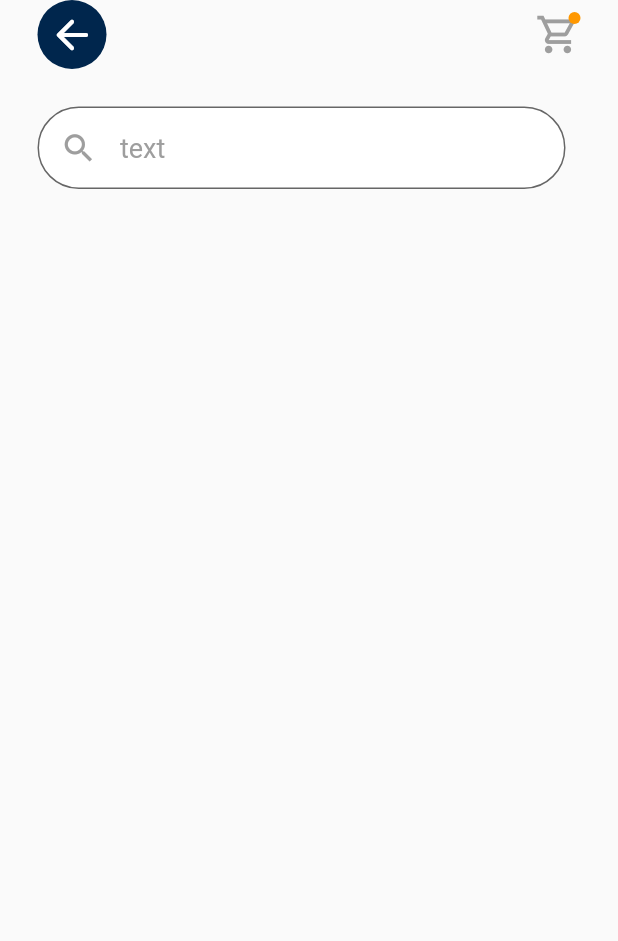
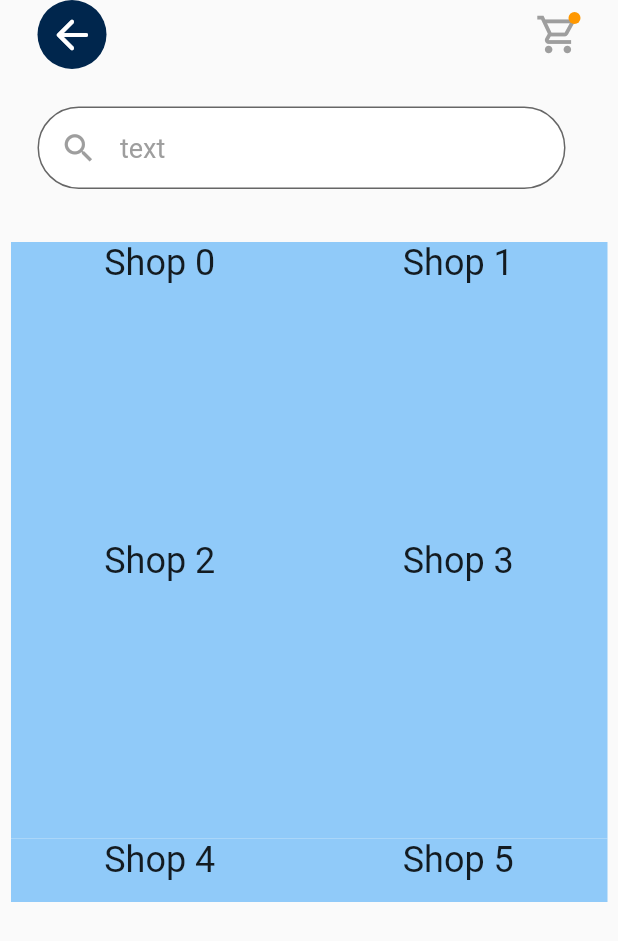
Before and after one commit to OshadaSamarasinghe/ar_furniture_app, a Flutter app: the appbarhome screen opened directly, after a tap on "Search", on a phone screen of 412 x 824 dp. Shown: the top 941 px of the screen. Run offline on Flutter 3.47's test engine with Material 2 defaults, Android fonts, the light colour scheme and no system bars; our stand-ins replace animated_text_kit, curved_navigation_bar.

Commit message:
Connecting pages p1

```diff
--- a/ar_e_commerce_app/lib/appbarhome.dart
+++ b/ar_e_commerce_app/lib/appbarhome.dart
@@ -2,7 +2,8 @@
 
 
 
-import 'package:ar_e_commerce_app/search.dart';
+// ignore: unused_import
+import 'package:ar_e_commerce_app/home.dart';
 import 'package:ar_e_commerce_app/theappbar.dart';
 import 'package:curved_navigation_bar/curved_navigation_bar.dart';
 import 'package:flutter/material.dart';
@@ -32,7 +33,7 @@ class appbarhome extends StatelessWidget {
           Column(
             crossAxisAlignment: CrossAxisAlignment.start,
             children: [
-              TheAppBar(), SearchBox()
+              TheAppBar(),Homepage()
             ],
           ),
         ],
--- a/ar_e_commerce_app/lib/home.dart
+++ b/ar_e_commerce_app/lib/home.dart
@@ -1,5 +1,6 @@
 // ignore_for_file: use_key_in_widget_constructors, prefer_const_literals_to_create_immutables, unused_import
 
+import 'package:ar_e_commerce_app/search.dart';
 import 'package:flutter/material.dart';
 import 'package:ar_e_commerce_app/widget/best_offer.dart';
 import 'package:ar_e_commerce_app/widget/categories.dart';
@@ -11,12 +12,19 @@ class Homepage extends StatelessWidget {
   Widget build(BuildContext context) {
     // ignore: avoid_unnecessary_containers
     // ignore: prefer_const_constructors
-    return Scaffold(
-      backgroundColor: Theme.of(context).backgroundColor,
-      body: SingleChildScrollView(
+    return Container(
+      margin: EdgeInsets.all(5),
+      padding: EdgeInsets.symmetric(
+        horizontal: 2,
+        vertical: 5,
+      ),
+      height: 450,
+      color: Theme.of(context).backgroundColor,
+      child: SingleChildScrollView(
         child: Column(
           crossAxisAlignment: CrossAxisAlignment.start,
           children: [
+            SearchBox(),
             WelcomeText(),
             Categories(),
             Recommendedcolor(),
--- a/ar_e_commerce_app/lib/main.dart
+++ b/ar_e_commerce_app/lib/main.dart
@@ -1,5 +1,9 @@
 // ignore_for_file: use_key_in_widget_constructors
 
+// ignore: unused_import
+import 'package:ar_e_commerce_app/home.dart';
+// ignore: unused_import
+import 'package:ar_e_commerce_app/paintshop.dart';
 import 'package:flutter/material.dart';
 // ignore: unused_import
 import 'appbarhome.dart';
@@ -26,7 +30,7 @@ class MyApp extends StatelessWidget {
           ElevatedButton(
             onPressed: () {
               Navigator.of(context)
-                  .push(MaterialPageRoute(builder: (context) => Welcomepage()));
+                  .push(MaterialPageRoute(builder: (context) => Welcomepage()));//Welcomepage()
             },
             child: Text('Click'),
           ),
--- a/ar_e_commerce_app/lib/menuItemcard.dart
+++ b/ar_e_commerce_app/lib/menuItemcard.dart
@@ -1,6 +1,7 @@
 // ignore_for_file: use_key_in_widget_constructors, avoid_unnecessary_containers, file_names, prefer_const_constructors, prefer_const_constructors_in_immutables
 
 import 'package:flutter/material.dart';
+// ignore: unused_import
 import 'package:ar_e_commerce_app/otherModel.dart';
 
 import 'furnithureModel.dart';
--- a/ar_e_commerce_app/lib/paintshop.dart
+++ b/ar_e_commerce_app/lib/paintshop.dart
@@ -1,24 +1,19 @@
-// ignore_for_file: use_key_in_widget_constructors
+// ignore_for_file: use_key_in_widget_constructors, camel_case_types, avoid_unnecessary_containers
 
 import 'package:flutter/material.dart';
 
-void main() {
-  runApp(MyApp());
-}
-
-class MyApp extends StatelessWidget {
+class Paintshop extends StatelessWidget {
   @override
   Widget build(BuildContext context) {
-    var title = 'Paint Shops';
 
-    return MaterialApp(
-      title: title,
-      home: Scaffold(
-        appBar: AppBar(
-          // ignore: prefer_const_constructors
-          title: Text(title),
-        ),
-        body: GridView.count(
+      return Container(
+      margin: EdgeInsets.all(5),
+      padding: EdgeInsets.symmetric(
+        horizontal: 2,
+        vertical: 5,
+      ),
+      height: 450,
+        child: GridView.count(
           // Create a grid with 2 columns. If you change the scrollDirection to
           // horizontal, this produces 2 rows.
           crossAxisCount: 2,
@@ -36,7 +31,7 @@ class MyApp extends StatelessWidget {
             );
           }),
         ),
-      ),
+
     );
   }
 }
--- a/ar_e_commerce_app/lib/searchpage.dart
+++ b/ar_e_commerce_app/lib/searchpage.dart
@@ -1,5 +1,6 @@
 // ignore_for_file: use_key_in_widget_constructors, prefer_const_constructors, prefer_const_literals_to_create_immutables
 
+import 'package:ar_e_commerce_app/paintshop.dart';
 import 'package:ar_e_commerce_app/search_input.dart';
 import 'package:ar_e_commerce_app/searchappbar.dart';
 import 'package:flutter/material.dart';
@@ -12,11 +13,12 @@ class SearchPage extends StatelessWidget {
       resizeToAvoidBottomInset: false,
       body : Stack(
         children: [
-          Row(),
+          Row(
+          ),
           Column(
             crossAxisAlignment: CrossAxisAlignment.start,
             children: [
-              SearchAppBar(), SearchInput()
+              SearchAppBar(), SearchInput(), Paintshop()
             ],
           )
         ],
```
